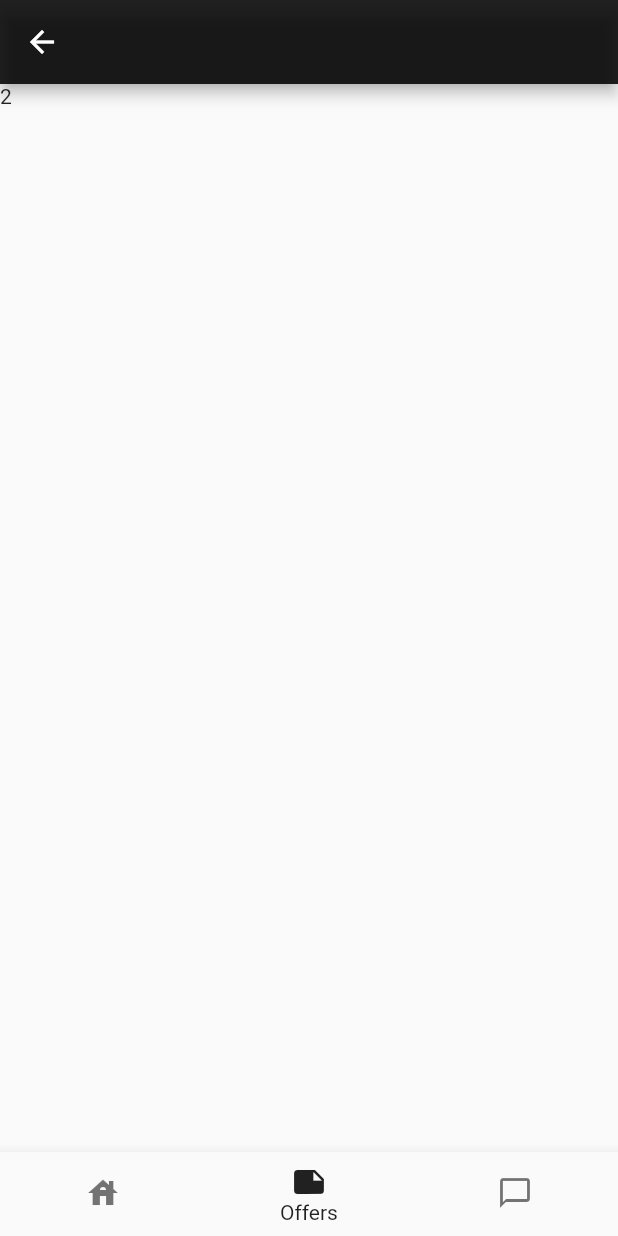
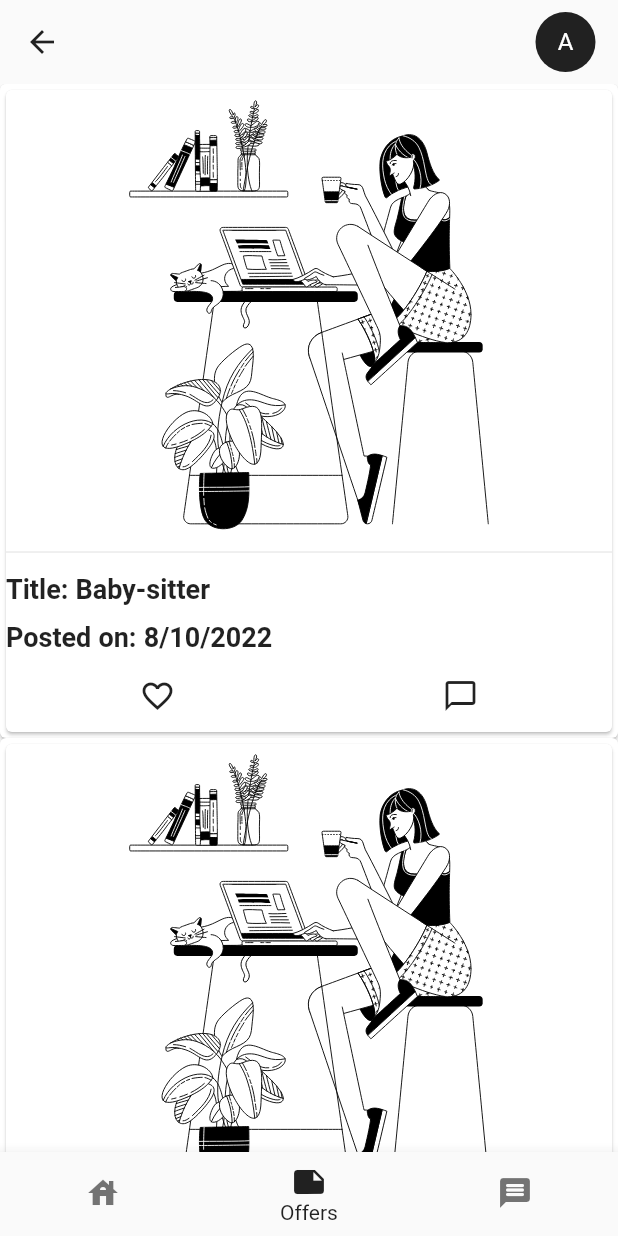
Before and after one commit to thiomajid/SJobs, a Flutter app: the EmployerHomeView screen opened by its route, item 2 of the bottom bar chosen, on a phone screen of 412 x 824 dp. Run offline on Flutter 3.47's test engine with Material 2 defaults, Android fonts, the phone set to English and light mode, and no system bars; our stand-ins replace flutter_hooks, google_fonts, hooks_riverpod, lottie; Roboto replaces fonts that are missing (Amiri).

Commit message:
😎 UI : Building the layout for offers display

```diff
--- /dev/null
+++ b/lib/components/common/offer_card.dart
@@ -0,0 +1,51 @@
+import 'package:flutter/material.dart';
+import 'package:lottie/lottie.dart';
+import 'package:sjobs/models/entities/job_offer.dart';
+import 'package:sjobs/utils/lottie_assets_path.utils.dart';
+
+class OfferCard extends StatelessWidget {
+  final JobOffer offer;
+
+  const OfferCard({super.key, required this.offer});
+
+  @override
+  Widget build(BuildContext context) {
+    return Card(
+      child: Column(
+        crossAxisAlignment: CrossAxisAlignment.start,
+        children: [
+          Lottie.asset(LottieAssetsPath.womanDrinkingTea,
+              height: 300, width: double.infinity),
+          const Divider(),
+          Text(
+            "Title: ${offer.title}",
+            style: const TextStyle(
+              fontSize: 18,
+              fontWeight: FontWeight.bold,
+            ),
+          ),
+          Text(
+            "Posted on: ${offer.postedOn.day}/${offer.postedOn.month}/${offer.postedOn.year}",
+            style: const TextStyle(
+              fontSize: 18,
+              fontWeight: FontWeight.bold,
+            ),
+          ),
+          Row(
+            mainAxisAlignment: MainAxisAlignment.spaceAround,
+            children: [
+              IconButton(
+                onPressed: () {},
+                icon: const Icon(Icons.favorite_outline),
+              ),
+              IconButton(
+                onPressed: () {},
+                icon: const Icon(Icons.chat_bubble_outline),
+              ),
+            ],
+          )
+        ],
+      ),
+    );
+  }
+}
--- /dev/null
+++ b/lib/models/entities/job_offer.dart
@@ -0,0 +1,64 @@
+import 'dart:convert';
+
+class JobOffer {
+  String title;
+  String description;
+  DateTime postedOn;
+  JobOffer({
+    required this.title,
+    required this.description,
+    required this.postedOn,
+  });
+
+  JobOffer copyWith({
+    String? title,
+    String? description,
+    DateTime? postedOn,
+  }) {
+    return JobOffer(
+      title: title ?? this.title,
+      description: description ?? this.description,
+      postedOn: postedOn ?? this.postedOn,
+    );
+  }
+
+  Map<String, dynamic> toMap() {
+    final result = <String, dynamic>{};
+
+    result.addAll({'title': title});
+    result.addAll({'description': description});
+    result.addAll({'postedOn': postedOn.millisecondsSinceEpoch});
+
+    return result;
+  }
+
+  factory JobOffer.fromMap(Map<String, dynamic> map) {
+    return JobOffer(
+      title: map['title'] ?? '',
+      description: map['description'] ?? '',
+      postedOn: DateTime.fromMillisecondsSinceEpoch(map['postedOn']),
+    );
+  }
+
+  String toJson() => json.encode(toMap());
+
+  factory JobOffer.fromJson(String source) =>
+      JobOffer.fromMap(json.decode(source));
+
+  @override
+  String toString() =>
+      'JobOffer(title: $title, description: $description, postedOn: $postedOn)';
+
+  @override
+  bool operator ==(Object other) {
+    if (identical(this, other)) return true;
+
+    return other is JobOffer &&
+        other.title == title &&
+        other.description == description &&
+        other.postedOn == postedOn;
+  }
+
+  @override
+  int get hashCode => title.hashCode ^ description.hashCode ^ postedOn.hashCode;
+}
--- /dev/null
+++ b/lib/theme/app_theme.dart
@@ -0,0 +1,42 @@
+import 'package:flutter/material.dart';
+import 'package:google_fonts/google_fonts.dart';
+
+class SjobsThemeData {
+  static const Color primary = Colors.black87;
+  static const Color secondary = Color.fromARGB(255, 255, 109, 1);
+  static const Color danger = Color.fromRGBO(183, 28, 28, 1);
+
+  static const Color onPrimary = Colors.white;
+  static const Color onSecondary = Colors.white;
+
+  static ThemeData lightTheme = ThemeData(
+    fontFamily: GoogleFonts.amiri().fontFamily,
+    visualDensity: VisualDensity.adaptivePlatformDensity,
+    appBarTheme: AppBarTheme(
+      backgroundColor: Colors.grey.shade50,
+      elevation: 0,
+    ),
+    textTheme: const TextTheme(
+      button: TextStyle(fontSize: 30),
+    ),
+    buttonTheme: const ButtonThemeData(
+      shape: RoundedRectangleBorder(
+        borderRadius: BorderRadius.all(
+          Radius.circular(15),
+        ),
+      ),
+    ),
+  );
+
+  static ThemeData darkTheme = ThemeData(
+    fontFamily: GoogleFonts.amiri().fontFamily,
+    visualDensity: VisualDensity.adaptivePlatformDensity,
+    appBarTheme: AppBarTheme(
+      backgroundColor: Colors.grey.shade50,
+      elevation: 0,
+    ),
+    textTheme: const TextTheme(
+      button: TextStyle(fontSize: 20),
+    ),
+  );
+}
--- a/lib/utils/lottie_assets_path.utils.dart
+++ b/lib/utils/lottie_assets_path.utils.dart
@@ -1,3 +1,4 @@
 class LottieAssetsPath {
   static const studentOnCouch = "assets/lottie/student-on-couch.json";
+  static const womanDrinkingTea = "assets/lottie/woman-drinking-tea.json";
 }
--- /dev/null
+++ b/lib/utils/routes.utils.dart
@@ -0,0 +1,5 @@
+class AppRoutes {
+  static const home = "/";
+  static const userProfile = "/profile";
+  static const employerHome = "/employer";
+}
--- a/lib/views/employer/employer_home_view.dart
+++ b/lib/views/employer/employer_home_view.dart
@@ -1,23 +1,19 @@
 import 'package:flutter/material.dart';
 import 'package:flutter_hooks/flutter_hooks.dart';
+import 'package:google_fonts/google_fonts.dart';
 import 'package:sjobs/theme/light_theme_colors.dart';
+import 'package:sjobs/utils/routes.utils.dart';
+import 'package:sjobs/views/common/chat_messages_view.dart';
+import 'package:sjobs/views/employer/employer_main_view.dart';
+import 'package:sjobs/views/employer/employer_offers_view.dart';
 
 class EmployerHomeView extends HookWidget {
   EmployerHomeView({super.key});
 
   final List<Widget> _destinations = [
-    Container(
-      child: const Text("1"),
-    ),
-    Container(
-      child: const Text("2"),
-    ),
-    Container(
-      child: const Text("3"),
-    ),
-    Container(
-      child: const Text("1"),
-    ),
+    const EmployerMainView(),
+    const EmployerOffersView(),
+    const ChatMessagesView()
   ];
 
   @override
@@ -27,16 +23,36 @@ class EmployerHomeView extends HookWidget {
     return SafeArea(
       child: Scaffold(
         appBar: AppBar(
-          backgroundColor: LightThemeColors.primary,
+          backgroundColor: Colors.grey.shade50,
+          elevation: 0,
+          leading: const BackButton(
+            color: LightThemeColors.primary,
+          ),
+          actions: [
+            Padding(
+              padding: const EdgeInsets.only(right: 15.0),
+              child: GestureDetector(
+                onTap: (() {
+                  Navigator.of(context).pushNamed(AppRoutes.userProfile);
+                }),
+                child: CircleAvatar(
+                  backgroundColor: LightThemeColors.primary,
+                  foregroundColor: LightThemeColors.onPrimary,
+                  child: Text(
+                    "A",
+                    style: GoogleFonts.amiri(),
+                  ),
+                ),
+              ),
+            ),
+          ],
         ),
-        body: SingleChildScrollView(
-          child: _destinations[curentIndex.value],
-        ),
+        body: _destinations[curentIndex.value],
         bottomNavigationBar: BottomNavigationBar(
           currentIndex: curentIndex.value,
           showUnselectedLabels: false,
           selectedItemColor: LightThemeColors.primary,
-          onTap: ((value) => {curentIndex.value = value}),
+          onTap: ((value) => curentIndex.value = value),
           items: const [
             BottomNavigationBarItem(
               icon: Icon(Icons.house),
@@ -47,7 +63,7 @@ class EmployerHomeView extends HookWidget {
               label: "Offers",
             ),
             BottomNavigationBarItem(
-              icon: Icon(Icons.chat_bubble_outline),
+              icon: Icon(Icons.message_rounded),
               label: "Chat",
             ),
           ],
--- /dev/null
+++ b/lib/views/employer/employer_offers_view.dart
@@ -0,0 +1,61 @@
+import 'package:animations/animations.dart';
+import 'package:flutter/material.dart';
+import 'package:sjobs/components/common/offer_card.dart';
+import 'package:sjobs/models/entities/job_offer.dart';
+import 'package:sjobs/views/common/offer_description_view.dart';
+
+class EmployerOffersView extends StatefulWidget {
+  const EmployerOffersView({super.key});
+
+  @override
+  State<EmployerOffersView> createState() => _EmployerOffersViewState();
+}
+
+class _EmployerOffersViewState extends State<EmployerOffersView> {
+  List<JobOffer> offers = [
+    JobOffer(
+      title: "Baby-sitter",
+      description: "Take care of a 6 months baby",
+      postedOn: DateTime.now().subtract(
+        const Duration(days: 50),
+      ),
+    ),
+    JobOffer(
+        title: "Baby-sitter",
+        description: "Take care of a 6 months baby",
+        postedOn: DateTime.now()),
+    JobOffer(
+      title: "Baby-sitter",
+      description: "Take care of a 6 months baby",
+      postedOn: DateTime.now().subtract(
+        const Duration(days: 50),
+      ),
+    ),
+  ];
+
+  @override
+  Widget build(BuildContext context) {
+    List.generate(
+      offers.length,
+      (index) => OpenContainer(
+        closedBuilder: (_, __) => OfferDescriptionView(offer: offers[index]),
+        openBuilder: (_, __) => OfferCard(
+          offer: offers[index],
+        ),
+      ),
+    );
+    return ListView.builder(
+      itemCount: offers.length,
+      itemBuilder: ((context, index) {
+        return OpenContainer(
+          transitionType: ContainerTransitionType.fadeThrough,
+          transitionDuration: const Duration(milliseconds: 500),
+          closedBuilder: (_, __) => OfferCard(offer: offers[index]),
+          openBuilder: (_, __) => OfferDescriptionView(
+            offer: offers[index],
+          ),
+        );
+      }),
+    );
+  }
+}
```
Also changed, not shown: lib/main.dart (+14 -9 lines), lib/views/common/chat_discussion_view.dart (added, +15 -0 lines), lib/views/common/chat_messages_view.dart (added, +21 -0 lines), lib/views/common/offer_description_view.dart (added, +35 -0 lines), lib/views/common/user_profile_view.dart (added, +63 -0 lines), lib/views/employer/employer_main_view.dart (added, +20 -0 lines), lib/views/welcome_view.dart (+4 -3 lines), 55 other files.
